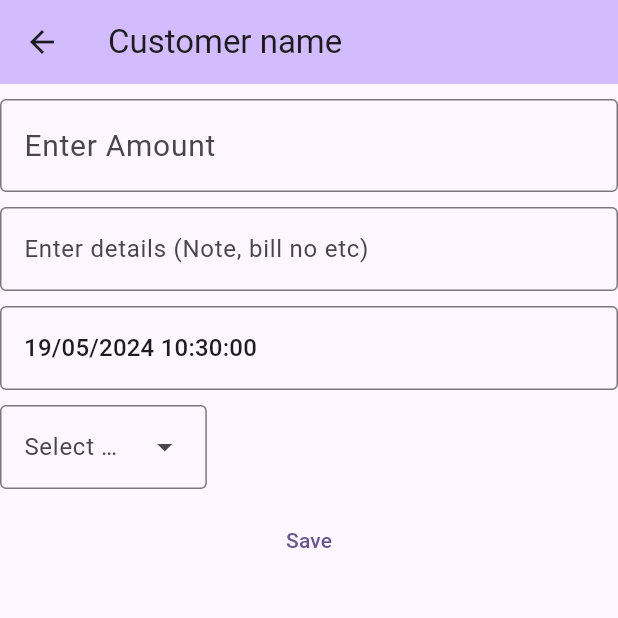
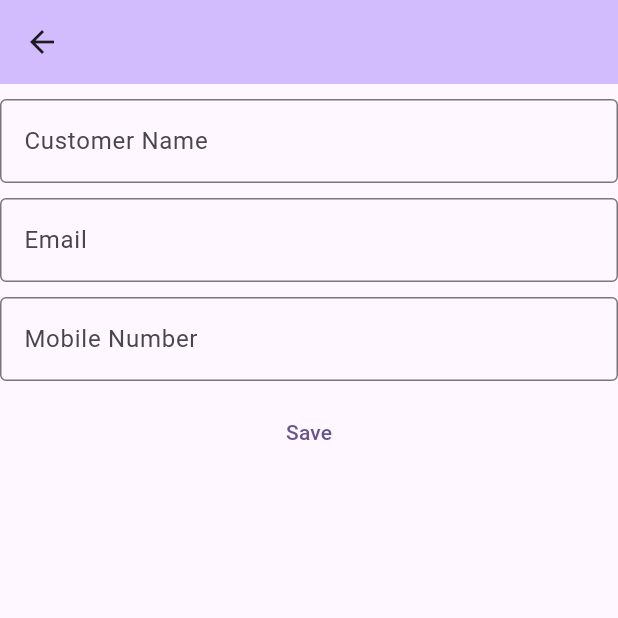
Before and after one commit to nrajpoot1146/money_mantor, a Flutter app: the screen it shows after launch, after a tap on the "add" icon, on a phone screen of 412 x 824 dp, the top half of it. Run offline on Flutter 3.47's test engine with Material 3 defaults, Android fonts, the phone set to English and light mode, and no system bars; drawn by our look-alikes of date_field; our stand-ins replace fluttertoast, logger, sqflite_common_ffi; accounts and stored records are empty.

Commit message:
Person or customer view, event added

```diff
--- a/lib/main.dart
+++ b/lib/main.dart
@@ -1,7 +1,7 @@
 
 import 'package:flutter/material.dart';
 import 'package:money_mantor/global.dart';
-import 'package:money_mantor/views/transactions_widget.dart';
+import 'package:money_mantor/views/persons_widget.dart';
 
 void main() {
   runApp(const MyApp());
@@ -68,7 +68,7 @@ class _MyAppState extends State<MyApp> {
         useMaterial3: true,
       ),
       home:
-          !_isReady ? const Text("Loading Config") : const TransactionsWidget(),
+          !_isReady ? const Text("Loading Config") : const PersonsWidget(),
     );
   }
 }
--- a/lib/models/person_model.dart
+++ b/lib/models/person_model.dart
@@ -8,11 +8,17 @@ class Person {
 
   Person({required this.name, this.mobileNo, this.emailId});
 
-  Person.fromDefault(Map<String, Object?> map)
+  Person.fromDefault()
       : id = 1,
         name = 'Default',
         mobileNo = '1234567890',
         emailId = 'default@default.com';
+
+  Person.fromEmpty()
+      : id = null,
+        name = '',
+        mobileNo = '',
+        emailId = '';
 
   Person.fromMap(Map<String, Object?> map)
       : id = map[PersonContracts.ID] as int,
--- a/lib/mvvm/observer.dart
+++ b/lib/mvvm/observer.dart
@@ -1,5 +1,19 @@
-abstract class EventObserver{
+abstract class EventObserver {
   void notify(ViewEvent event);
+}
+
+class EventObservers<T extends ViewEvent> {
+  List<Function(T)> observers = List.empty(growable: true);
+
+  void listen(Function(T) viewEvent) {
+    observers.add(viewEvent);
+  }
+
+  void notify(T viewEvent) {
+    for (var element in observers) {
+      element(viewEvent);
+    }
+  }
 }
 
 abstract class ViewEvent {
@@ -7,7 +21,7 @@ abstract class ViewEvent {
   ViewEvent(this.qualifier);
 
   @override
-  String toString(){
+  String toString() {
     return 'ViewEvent{qualifier: $qualifier}';
   }
 }
--- a/lib/mvvm/viewmodel.dart
+++ b/lib/mvvm/viewmodel.dart
@@ -1,15 +1,18 @@
+import 'package:money_mantor/global.dart';
 import 'package:money_mantor/mvvm/observer.dart';
 
 abstract class EventViewModel {
-  final List<EventObserver> _observerList = List.empty(growable: true);
+  final Map<Object, EventObservers> _observerList = {};
 
-  void subscribe(EventObserver eventObserver) {
-    _observerList.add(eventObserver);
+  EventObservers<T> on<T extends ViewEvent>() {
+    var eventObservers = EventObservers<T>();
+    _observerList[T] = eventObservers;
+    return eventObservers;
   }
 
-  bool unsubscribe(EventObserver o) {
-    if (_observerList.contains(o)) {
-      _observerList.remove(o);
+  bool unsubscribe<T extends ViewEvent>() {
+    if (_observerList.keys.contains(T)) {
+      _observerList.remove(T);
       return true;
     } else {
       return false;
@@ -17,8 +20,10 @@ abstract class EventViewModel {
   }
 
   void notify(ViewEvent viewEvent) {
-    for (var element in _observerList) {
-        element.notify(viewEvent);
-      }
+    if (_observerList.containsKey(viewEvent.runtimeType)) {
+      _observerList[viewEvent.runtimeType]!.notify(viewEvent);
+    } else {
+      Global.Log.e("No Subscriber found for: ${viewEvent.runtimeType}");
+    }
   }
 }
--- a/lib/viewmodels/events/loaded_event.dart
+++ b/lib/viewmodels/events/loaded_event.dart
@@ -1,6 +1,6 @@
 import '../../mvvm/observer.dart';
 
 class LoadedEvent<T extends Object> extends ViewEvent{
-  final List<T>? data;
+  final List<T> data;
   LoadedEvent(super.qualifier, this.data);
 }
--- /dev/null
+++ b/lib/views/Contracts/person_state.dart
@@ -0,0 +1,52 @@
+import 'package:flutter/material.dart';
+import 'package:money_mantor/repository/person_repo.dart';
+import 'package:money_mantor/viewmodels/events/loading_event.dart';
+import 'package:money_mantor/viewmodels/events/person_events/person_add_event.dart';
+import 'package:money_mantor/viewmodels/person_viewmodel.dart';
+import 'package:money_mantor/views/Contracts/person_statefulwidget.dart';
+
+import '../../models/person_model.dart';
+
+abstract class PersonState<T extends PersonStatefulWidget> extends State<T> {
+  final PersonViewModel viewModel = PersonViewModel(PersonRepo());
+  final Person person = Person.fromEmpty();
+  bool isLoading = false;
+
+  @override
+  void initState() {
+    viewModel.on<LoadingEvent>().listen(
+          (p0) => setState(
+            () {
+              isLoading = p0.isLoading;
+            },
+          ),
+        );
+
+    viewModel.on<PersonAddEvent>().listen(
+          (p0) => {
+            Navigator.of(context).pop()
+          },
+        );
+    super.initState();
+  }
+
+  @protected
+  void onNameChanged(String name){
+    person.name = name;
+  }
+
+  @protected
+  void onEmailChanged(String email){
+    person.emailId = email;
+  }
+
+  @protected
+  void onMobileNoChanged(String mobno){
+    person.mobileNo = mobno;
+  }
+
+  @protected
+  void onSaveButtonPressed(){
+    viewModel.updateOrAdd(person);
+  }
+}
--- /dev/null
+++ b/lib/views/Contracts/person_statefulwidget.dart
@@ -0,0 +1,8 @@
+import 'package:flutter/material.dart';
+
+import '../../models/person_model.dart';
+
+abstract class PersonStatefulWidget extends StatefulWidget{
+  final Person? person;
+  const PersonStatefulWidget({super.key, this.person});
+}
--- a/lib/views/Contracts/persons_state.dart
+++ b/lib/views/Contracts/persons_state.dart
@@ -1,25 +1,38 @@
 import 'package:flutter/material.dart';
 import 'package:money_mantor/models/person_model.dart';
 import 'package:money_mantor/repository/person_repo.dart';
+import 'package:money_mantor/viewmodels/events/loading_event.dart';
 import 'package:money_mantor/viewmodels/events/person_events/person_deleted_event.dart';
+import 'package:money_mantor/viewmodels/events/person_events/person_loaded_event.dart';
 import 'package:money_mantor/views/Contracts/persons_statefulwidget.dart';
 
-import '../../mvvm/observer.dart';
-import '../../viewmodels/events/person_events/person_add_event.dart';
-import '../../viewmodels/events/person_events/person_loaded_event.dart';
 import '../../viewmodels/person_viewmodel.dart';
 
-abstract class TransactionsState<T extends PersonsStatefulWidget>
-    extends State<T> implements EventObserver {
+abstract class PersonsState<T extends PersonsStatefulWidget> extends State<T> {
   final PersonViewModel viewModel = PersonViewModel(PersonRepo());
   bool isLoading = false;
-  List<Person> transactions = List.empty();
+  List<Person> personsList = List.empty();
 
   @override
-  void notify(ViewEvent event) {
-    if (event is PersonAddEvent) {
-          } else if (event is PersonDeletedEvent) {
+  void initState() {
+    viewModel.on<LoadingEvent>().listen(
+          (p0) => setState(
+            () {
+              isLoading = p0.isLoading;
+            },
+          ),
+        );
 
-    } else if (event is PersonLoadedEvent){}
+    viewModel.on<PersonLoadedEvent>().listen(
+          (p0) => setState(
+            () {
+              personsList = p0.data;
+            },
+          ),
+        );
+
+    viewModel.on<PersonDeletedEvent>().listen((p0) => viewModel.fetchAll());
+    viewModel.fetchAll();
+    super.initState();
   }
 }
--- a/lib/views/Contracts/transaction_statefulwidget.dart
+++ b/lib/views/Contracts/transaction_statefulwidget.dart
@@ -1,8 +1,11 @@
 import 'package:flutter/cupertino.dart';
 import 'package:money_mantor/models/transaction_model.dart';
 
+import '../../models/person_model.dart';
+
 abstract class TransactionStatefulWidget extends StatefulWidget{
   final Transaction? transaction;
+  final Person person;
 
-  const TransactionStatefulWidget({super.key, this.transaction});
+  const TransactionStatefulWidget({super.key, this.transaction, required this.person});
 }
--- a/lib/views/Contracts/transactions_state.dart
+++ b/lib/views/Contracts/transactions_state.dart
@@ -1,6 +1,4 @@
 import 'package:flutter/material.dart';
-import 'package:money_mantor/global.dart';
-import 'package:money_mantor/mvvm/observer.dart';
 import 'package:money_mantor/viewmodels/events/loading_event.dart';
 import 'package:money_mantor/viewmodels/events/transaction_events/transaction_deleted_event.dart';
 import 'package:money_mantor/viewmodels/events/transaction_events/transactions_loaded_event.dart';
@@ -11,7 +9,7 @@ import '../../repository/transaction_repo.dart';
 import '../../viewmodels/transaction_viewmodel.dart';
 
 abstract class TransactionsState<T extends TransactionsStatefulWidget>
-    extends State<T> implements EventObserver {
+    extends State<T> {
   final TransactionViewModel viewModel =
       TransactionViewModel(TransactionRepo());
   bool isLoading = false;
@@ -19,26 +17,6 @@ abstract class TransactionsState<T extends TransactionsStatefulWidget>
 
   double totalTakenAmount = 0.0;
   double totalGivenAmount = 0.0;
-
-  @override
-  void notify(ViewEvent event) {
-    if (event is LoadingEvent) {
-      setState(() {
-        isLoading = event.isLoading;
-      });
-    } else if (event is TransactionsLoadedEvent) {
-      setState(
-        () {
-          transactions = event.data ?? List.empty();
-          calculateTotalAmount();
-        },
-      );
-    } else if (event is TransactionDeletedEvent) {
-      viewModel.fetchAll();
-    } else {
-      Global.Log.e("Unknown Event.");
-    }
-  }
 
   void calculateTotalAmount() {
     var tta = 0.0;
@@ -60,7 +38,31 @@ abstract class TransactionsState<T extends TransactionsStatefulWidget>
   @override
   void initState() {
     super.initState();
-    viewModel.subscribe(this);
-    viewModel.fetchAll();
+    viewModel.on<LoadingEvent>().listen(
+          (p0) => setState(
+            () {
+              isLoading = p0.isLoading;
+            },
+          ),
+        );
+
+    viewModel.on<TransactionDeletedEvent>().listen(
+          (p0) => {
+            viewModel.fetchAllByPerson(widget.person),
+            calculateTotalAmount(),
+          },
+        );
+
+    viewModel.on<TransactionsLoadedEvent>().listen(
+          (p0) => {
+            setState(
+              () {
+                transactions = p0.data;
+              },
+            ),
+            calculateTotalAmount(),
+          },
+        );
+    viewModel.fetchAllByPerson(widget.person);
   }
 }
--- a/lib/views/Contracts/transactions_statefulwidget.dart
+++ b/lib/views/Contracts/transactions_statefulwidget.dart
@@ -1,5 +1,8 @@
 import 'package:flutter/material.dart';
 
+import '../../models/person_model.dart';
+
 abstract class TransactionsStatefulWidget extends StatefulWidget{
-  const TransactionsStatefulWidget({super.key});
+  final Person person;
+  const TransactionsStatefulWidget({super.key, required this.person});
 }
--- /dev/null
+++ b/lib/views/person_widget.dart
@@ -0,0 +1,65 @@
+import 'package:flutter/material.dart';
+import 'package:money_mantor/views/Contracts/person_state.dart';
+import 'package:money_mantor/views/Contracts/person_statefulwidget.dart';
+
+class PersonWidget extends PersonStatefulWidget {
+  const PersonWidget({super.key, super.person});
+
+  @override
+  State<StatefulWidget> createState() => _PersonState();
+}
+
+class _PersonState extends PersonState<PersonWidget> {
+  @override
+  Widget build(BuildContext context) {
+    return Scaffold(
+      appBar: AppBar(
+          title: const Text(""),
+          backgroundColor: Theme.of(context).colorScheme.inversePrimary),
+      body: Column(
+        children: [
+          Container(
+            margin: const EdgeInsets.only(top: 10),
+            child: TextFormField(
+              initialValue: person.name,
+              decoration: const InputDecoration(
+                hintText: "Customer Name",
+                border: OutlineInputBorder(),
+              ),
+              onChanged: onNameChanged,
+            ),
+          ),
+          Container(
+            margin: const EdgeInsets.only(top: 10),
+            child: TextFormField(
+              initialValue: person.emailId,
+              decoration: const InputDecoration(
+                hintText: "Email",
+                border: OutlineInputBorder(),
+              ),
+              onChanged: onEmailChanged,
+            ),
+          ),
+          Container(
+            margin: const EdgeInsets.only(top: 10),
+            child: TextFormField(
+              initialValue: person.mobileNo,
+              decoration: const InputDecoration(
+                hintText: "Mobile Number",
+                border: OutlineInputBorder(),
+              ),
+              onChanged: onMobileNoChanged,
+            ),
+          ),
+          Container(
+            margin: const EdgeInsets.only(top: 10),
+            child: TextButton(
+              onPressed: onSaveButtonPressed,
+              child: const Text("Save"),
+            ),
+          )
+        ],
+      ),
+    );
+  }
+}
--- /dev/null
+++ b/lib/views/persons_widget.dart
@@ -0,0 +1,58 @@
+import 'package:flutter/material.dart';
+import 'package:money_mantor/global.dart';
+import 'package:money_mantor/views/Contracts/persons_state.dart';
+import 'package:money_mantor/views/Contracts/persons_statefulwidget.dart';
+import 'package:money_mantor/views/custom_widgets/person_list_item.dart';
+import 'package:money_mantor/views/person_widget.dart';
+import 'package:money_mantor/views/transactions_widget.dart';
+
+class PersonsWidget extends PersonsStatefulWidget {
+  const PersonsWidget({super.key});
+
+  @override
+  State<StatefulWidget> createState() => _PesonsState();
+}
+
+class _PesonsState extends PersonsState<PersonsWidget> {
+  @override
+  Widget build(BuildContext context) {
+    return Scaffold(
+      appBar: AppBar(
+          title: const Text("Customers"),
+          backgroundColor: Theme.of(context).colorScheme.inversePrimary),
+      body: ListView.builder(
+        itemCount: personsList.length,
+        padding: const EdgeInsets.only(bottom: 100),
+        itemBuilder: (context, index) {
+          return PersonListItem(
+            person: personsList[index],
+            ontap: (p) {
+              Global.Log.i("On Tap: ${p.name}");
+              Navigator.of(context).push(
+                MaterialPageRoute(
+                  builder: (context) => TransactionsWidget(
+                    person: p,
+                  ),
+                ),
+              );
+            },
+          );
+        },
+      ),
+      floatingActionButton: FloatingActionButton(
+        onPressed: () => {
+          Navigator.of(context)
+              .push(
+                MaterialPageRoute(
+                  builder: (context) => const PersonWidget(),
+                ),
+              )
+              .then(
+                (value) => viewModel.fetchAll(),
+              ),
+        },
+        child: const Icon(Icons.add),
+      ),
+    );
+  }
+}
--- a/lib/views/transaction_widget.dart
+++ b/lib/views/transaction_widget.dart
@@ -6,7 +6,7 @@ import 'package:money_mantor/views/Contracts/transaction_state.dart';
 import 'package:money_mantor/views/Contracts/transaction_statefulwidget.dart';
 
 class TransactionWidget extends TransactionStatefulWidget {
-  const TransactionWidget({super.key, super.transaction});
+  const TransactionWidget({super.key, super.transaction, required super.person});
 
   @override
   State<StatefulWidget> createState() => _TransactionWidgetState();
```
Also changed, not shown: lib/repository/transaction_repo.dart (+18 -3 lines), lib/viewmodels/transaction_viewmodel.dart (+18 -0 lines), lib/views/Contracts/transaction_state.dart (+34 -40 lines), lib/views/custom_widgets/person_list_item.dart (added, +17 -0 lines), lib/views/transactions_widget.dart (+11 -10 lines). Lines whose indentation alone changed are shown as unchanged.
